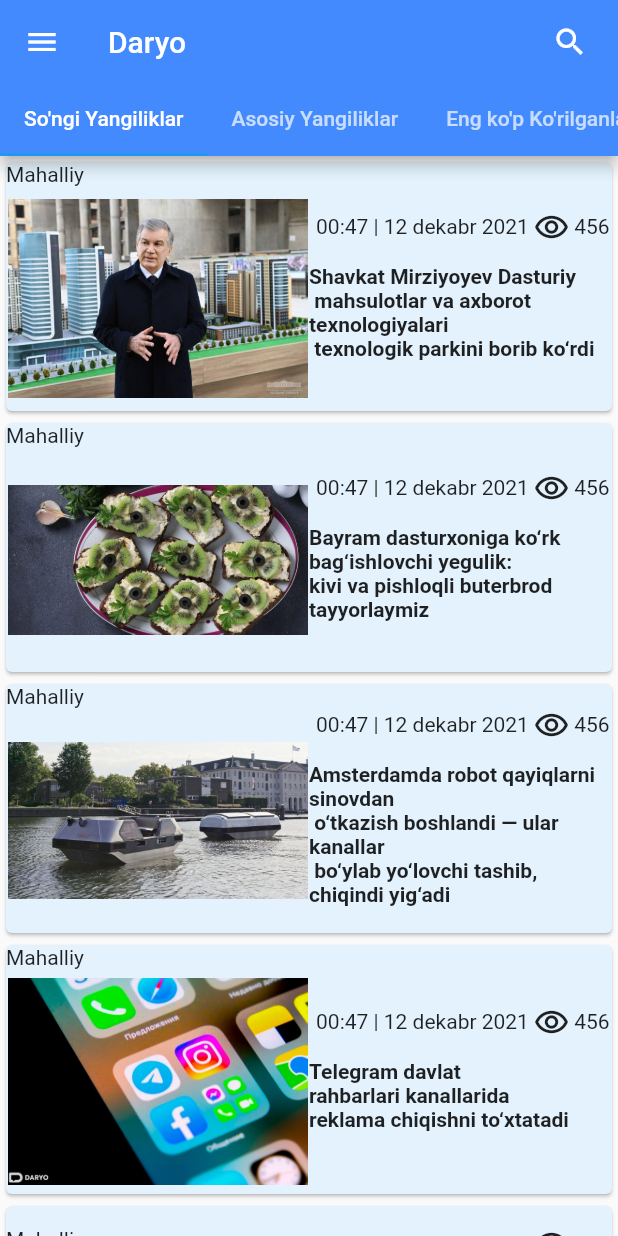
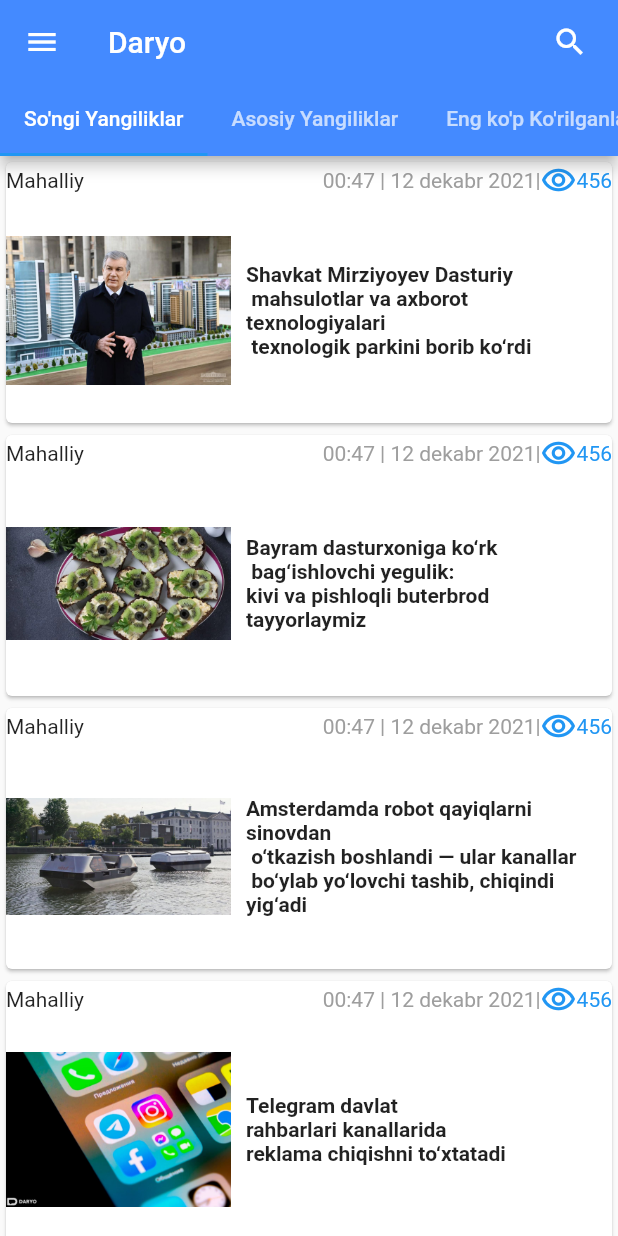
Before and after one commit to TohirjonTillayev/daryo-clone, a Flutter app: the screen it shows after launch, on a phone screen of 412 x 824 dp. Run offline on Flutter 3.47's test engine with Material 2 defaults, Android fonts, the phone set to English and light mode, and no system bars.

Commit message:
screens changes

```diff
--- a/lib/main.dart
+++ b/lib/main.dart
@@ -193,18 +193,34 @@ class _daryoAppState extends State<daryoApp> {
             ListView.builder(
               itemCount: NewsList.list.length,
               itemBuilder: (BuildContext context, int index) {
+                Container(
+                  child: Divider(
+                    thickness: 12.0,
+                    color: Colors.green,
+                  ),
+                );
                 return NewsInfo(context, NewsList.list[index]);
               },
             ),
             ListView.builder(
               itemCount: NewsList.list.length,
               itemBuilder: (BuildContext context, int index) {
+                Container(
+                  child: Divider(
+                    thickness: 12.0,
+                  ),
+                );
                 return NewsInfo(context, NewsList.list[index]);
               },
             ),
             ListView.builder(
               itemCount: NewsList.list.length,
               itemBuilder: (BuildContext context, int index) {
+                Container(
+                  child: Divider(
+                    thickness: 12.0,
+                  ),
+                );
                 return NewsInfo(context, NewsList.list[index]);
               },
             ),
--- a/lib/news_model.dart
+++ b/lib/news_model.dart
@@ -4,49 +4,56 @@ import 'package:flutter/material.dart';
 
 Widget NewsInfo(BuildContext context, NewsList Info) {
   return Card(
-    color: Colors.blue[50],
-    child: Row(
-      children: [
-        Expanded(
       child: Column(
     children: [
       Row(
+        mainAxisAlignment: MainAxisAlignment.spaceBetween,
+        children: [
+          const Text("Mahalliy"),
+          Row(
             children: const [
-                  Text("Mahalliy"),
-                ],
+              Text(
+                "00:47 | 12 dekabr 2021|",
+                style: TextStyle(
+                  color: Colors.grey,
                 ),
-              Image.asset(
-                Info.imageUrl,
-                width: 200.0,
-                height: 150.0,
+              ),
+              Icon(
+                Icons.remove_red_eye_outlined,
+                color: Colors.blue,
+              ),
+              Text(
+                "456",
+                style: TextStyle(color: Colors.blue),
               ),
             ],
           ),
+        ],
+      ),
+      const SizedBox(
+        width: 12,
+      ),
+      Row(
+        children: [
+          Image.asset(
+            Info.imageUrl,
+            width: 150.0,
+            height: 150.0,
+          ),
+          const SizedBox(
+            width: 10.0,
           ),
           Expanded(
-          child: Column(
-            crossAxisAlignment: CrossAxisAlignment.start,
-            children: [
-              Row(
-                mainAxisAlignment: MainAxisAlignment.spaceAround,
-                children: const [
-                  Padding(padding: const EdgeInsets.only(bottom: 50.0)),
-                  Text("00:47 | 12 dekabr 2021"),
-                  Icon(Icons.remove_red_eye_outlined),
-                  Text("456")
-                ],
-              ),
-              Text(
+            child: Text(
               Info.topic,
-                style: TextStyle(fontWeight: FontWeight.bold),
-              ),
-              Text(Info.info)
-            ],
+              semanticsLabel: Info.info,
+              style: const TextStyle(fontWeight: FontWeight.bold),
             ),
           ),
         ],
       ),
-  );
+    ],
+  ));
 }
 
 class NewsList {
@@ -63,7 +70,7 @@ class NewsList {
         ""),
     NewsList(
         "assets/foto2.jpg",
-        "Bayram dasturxoniga ko‘rk bag‘ishlovchi yegulik:\nkivi va pishloqli buterbrod tayyorlaymiz",
+        "Bayram dasturxoniga ko‘rk\n bag‘ishlovchi yegulik:\nkivi va pishloqli buterbrod tayyorlaymiz",
         ""),
     NewsList(
         "assets/foto3.jpg",
```
Lines whose indentation alone changed are shown as unchanged.
